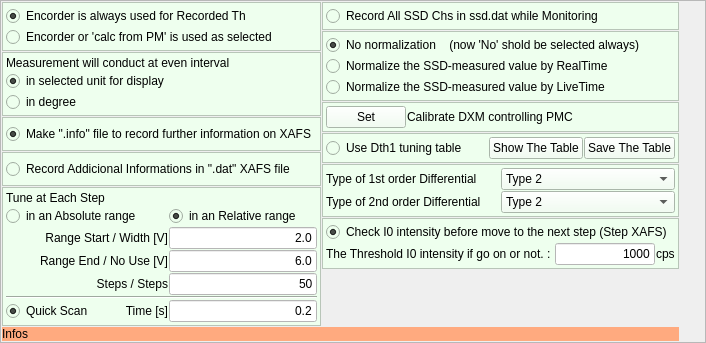
The window that Conditions.ui (mtab3/xafsm2) describes before a commit, drawn with Qt 5.
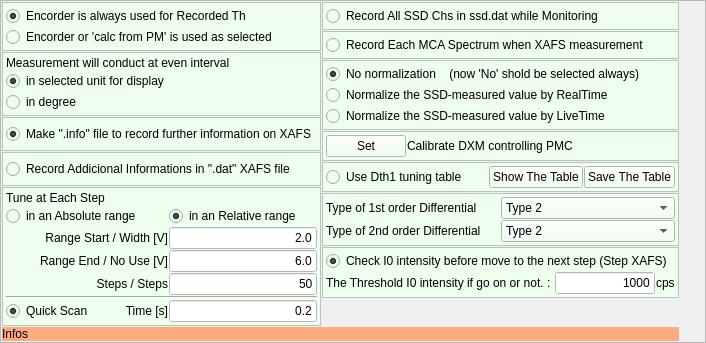
The same window after the commit.

Commit message: add 'RecordEachMCASpectrum' switch in conditions

Patch:
```diff
--- a/Conditions.ui
+++ b/Conditions.ui
@@ -434,6 +434,37 @@
        </layout>
       </widget>
      </item>
+     <item>
+      <widget class="QFrame" name="frame_12">
+       <property name="styleSheet">
+        <string notr="true">background-color: #eeffee</string>
+       </property>
+       <property name="frameShape">
+        <enum>QFrame::StyledPanel</enum>
+       </property>
+       <property name="frameShadow">
+        <enum>QFrame::Plain</enum>
+       </property>
+       <layout class="QGridLayout" name="gridLayout_12">
+        <property name="margin">
+         <number>3</number>
+        </property>
+        <property name="spacing">
+         <number>1</number>
+        </property>
+        <item row="0" column="0">
+         <widget class="QRadioButton" name="RecordEachMCASpectrum">
+          <property name="text">
+           <string>Record Each MCA Spectrum when XAFS measurement</string>
+          </property>
+          <property name="autoExclusive">
+           <bool>false</bool>
+          </property>
+         </widget>
+        </item>
+       </layout>
+      </widget>
+     </item>
      <item>
       <widget class="QFrame" name="frame_4">
        <property name="styleSheet">
```
The commit also changes 12 other files.
